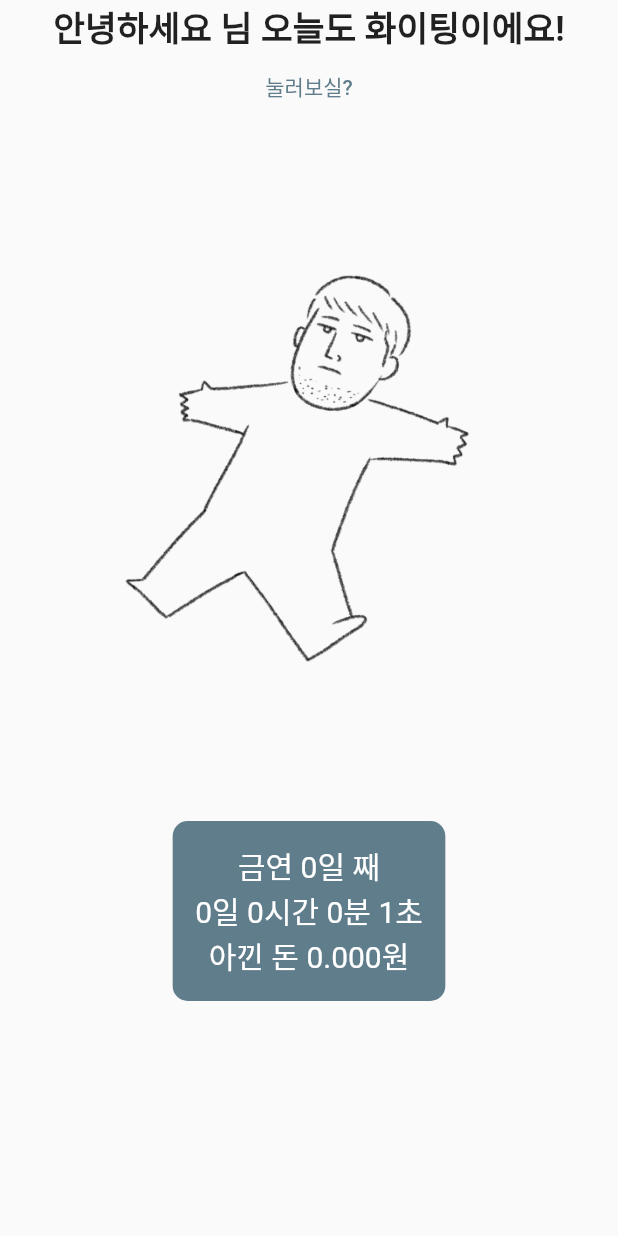
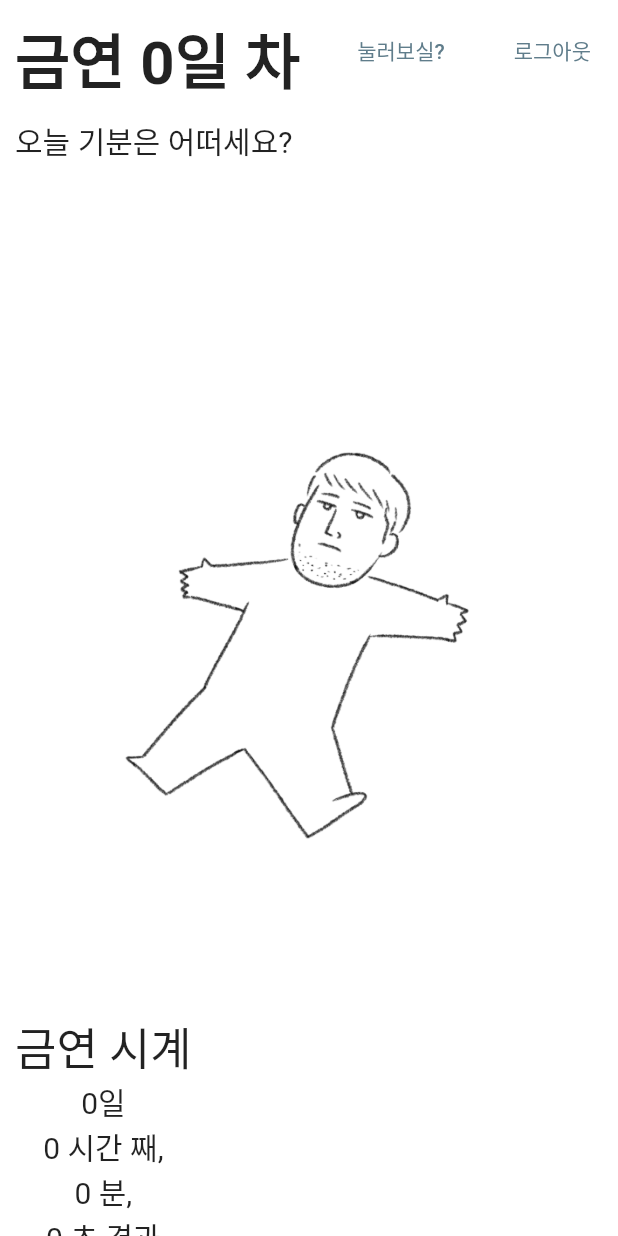
Before and after one commit to minjun-P/stop_smoking, a Flutter app: the CharacterPage screen opened directly, on a phone screen of 412 x 824 dp. Run offline on Flutter 3.47's test engine with Material 2 defaults, Android fonts, the phone set to English and light mode, and no system bars; our stand-ins replace cloud_firestore, firebase_core, get, hive, hive_flutter; missing offline and left inert: flutter_vibrate; accounts and stored records are empty; Roboto replaces fonts that are missing (Kangwon).

Commit message:
이것은 어제의 수정을 정리해 우선 커밋하는 것이다!

```diff
--- /dev/null
+++ b/lib/models/time_data.dart
@@ -0,0 +1,29 @@
+class TimeData {
+  int days;
+  int hours;
+  int minutes;
+  int seconds;
+  int accumSeconds;
+  int dayPlus;
+  TimeData(
+      {required this.days,
+      required this.hours,
+      required this.minutes,
+      required this.seconds,
+      required this.accumSeconds,
+      required this.dayPlus});
+  // ? 팩토리 패턴, 이렇게 쓰는게 맞는지 몰겠네.
+  factory TimeData.fromJson(Map json) {
+    return TimeData(
+        days: json['days'],
+        hours: json['hours'],
+        minutes: json['minutes'],
+        seconds: json['seconds'],
+        accumSeconds: json['accumSeconds'],
+        dayPlus: json['dayPlus']);
+  }
+  factory TimeData.initilize() {
+    return TimeData(
+        days: 0, hours: 0, minutes: 0, seconds: 0, accumSeconds: 0, dayPlus: 0);
+  }
+}
--- /dev/null
+++ b/lib/models/user.dart
@@ -0,0 +1,46 @@
+import 'package:cloud_firestore/cloud_firestore.dart';
+import 'package:hive/hive.dart';
+
+part 'user.g.dart';
+
+@HiveType(typeId: 0)
+class User extends HiveObject {
+  @HiveField(0)
+  String name;
+  @HiveField(1)
+  String password;
+  @HiveField(2)
+  String smokingNum;
+  @HiveField(3)
+  DateTime createdAt;
+  @HiveField(4)
+  String id;
+
+  User(
+      {required this.name,
+      required this.password,
+      required this.smokingNum,
+      required this.createdAt,
+      required this.id});
+
+  Map<String, dynamic> toJson() {
+    return {
+      'name': name,
+      'password': password,
+      'smokingNum': smokingNum,
+      'createdAt': createdAt
+    };
+  }
+
+  @override
+  String toString() => 'User 객체 - name:$name';
+
+  factory User.fromJson(String id, Map data) {
+    return User(
+        name: data['name'],
+        password: data['password'],
+        smokingNum: data['smokingNum'],
+        createdAt: (data['createdAt'] as Timestamp).toDate(),
+        id: id);
+  }
+}
--- a/lib/pages/character_page.dart
+++ b/lib/pages/character_page.dart
@@ -1,58 +1,76 @@
-import 'package:cloud_firestore/cloud_firestore.dart';
 import 'package:flutter/material.dart';
-import 'package:flutter/services.dart';
 import 'package:get/get.dart';
 import 'package:hive/hive.dart';
-import 'package:stop_smoking/pages/components/clock.dart';
+import 'package:stop_smoking/main_controller.dart';
 import 'package:stop_smoking/pages/game_page.dart';
 
-class CharacterPage extends StatelessWidget {
+import 'components/clock.dart';
+import 'components/clock_controller.dart';
+
+class CharacterPage extends GetView<MainController> {
   const CharacterPage({Key? key}) : super(key: key);
 
   @override
   Widget build(BuildContext context) {
     return SafeArea(
       child: Scaffold(
-          body: Center(
+        backgroundColor: Colors.white,
+        body: CustomScrollView(
+          slivers: [
+            SliverAppBar(
+                backgroundColor: Colors.white,
+                expandedHeight: 200,
+                elevation: 20,
+                flexibleSpace: FlexibleSpaceBar(
+                  background: Padding(
+                    padding: const EdgeInsets.all(10),
                     child: Column(
+                      crossAxisAlignment: CrossAxisAlignment.start,
                       children: [
-                FutureBuilder<DocumentSnapshot<Map<String,dynamic>>>(
-                  future: FirebaseFirestore.instance.collection('users').doc(Hive.box('loginData').get('key')).get(),
-                  builder: (context, snapshot){
-                    if (snapshot.hasError){
-                      return Text('Errors');
-                    }
-                    if (snapshot.connectionState==ConnectionState.waiting){
-                      return CircularProgressIndicator(color: Colors.black,);
-                    }
-                    var data = snapshot.data!.data();
-                    return Text('안녕하세요 ${data!['name']}님 오늘도 화이팅이에요!',style: TextStyle(fontSize: 23,fontWeight: FontWeight.bold),);
+                        Row(
+                          crossAxisAlignment: CrossAxisAlignment.start,
+                          mainAxisAlignment: MainAxisAlignment.spaceBetween,
+                          children: [
+                            Obx(
+                              () => Text(
+                                '금연 ${ClockController.to.getDayPlus}일 차',
+                                style: const TextStyle(
+                                    fontSize: 40, fontWeight: FontWeight.bold),
+                              ),
+                            ),
+                            TextButton(
+                              child: const Text('눌러보실?'),
+                              onPressed: () {
+                                Get.to(() => const GamePage());
                               },
                             ),
                             TextButton(
-                  child: Text('눌러보실?'),
-                  onPressed: (){
-                    Get.to(()=>GamePage());
+                              child: const Text('로그아웃'),
+                              onPressed: () {
+                                Get.offAllNamed('/signup');
+                                Hive.box('loginData').delete('key');
                               },
-                ),
-                Image.asset('assets/character.png'),
-                FutureBuilder<DocumentSnapshot<Map<String,dynamic>>>(
-                  future: FirebaseFirestore.instance.collection('users').doc(Hive.box('loginData').get('key')).get(),
-                  builder: (context, snapshot){
-                    if (snapshot.hasError){
-                      return Text('Errors');
-                    }
-                    if (snapshot.connectionState==ConnectionState.waiting){
-                      return CircularProgressIndicator(color: Colors.black,);
-                    }
-                    var data = snapshot.data!.data();
-                    Timestamp timestamp = data!['createdAt'] as Timestamp;
-                    DateTime dateTime = timestamp.toDate();
-                    return Clock(dateTime: dateTime,smokingTimes: int.parse(data['smokingNum']),);
-                  },
-                ),
+                            )
                           ],
                         ),
+                        const SizedBox(
+                          height: 10,
+                        ),
+                        const Text('오늘 기분은 어떠세요?')
+                      ],
+                    ),
+                  ),
+                )),
+            SliverToBoxAdapter(
+              child: Column(
+                crossAxisAlignment: CrossAxisAlignment.start,
+                children: [
+                  Image.asset('assets/character.png'),
+                  const Clock(),
+                ],
+              ),
+            )
+          ],
         ),
       ),
     );
--- a/lib/pages/components/clock.dart
+++ b/lib/pages/components/clock.dart
@@ -1,59 +1,28 @@
-import 'dart:async';
+import 'package:flutter/material.dart';
+import 'package:stop_smoking/pages/components/clock_controller.dart';
+import 'package:get/get.dart';
 
-import 'package:flutter/material.dart';
-
-class Clock extends StatefulWidget {
-  final DateTime dateTime;
-  final int smokingTimes;
-  const Clock({
-    Key? key,
-    required this.dateTime,
-    required this.smokingTimes
-  }) : super(key: key);
-
-  @override
-  _ClockState createState() => _ClockState();
-}
-
-class _ClockState extends State<Clock> {
-
-  DateTime _now = DateTime.now();
-
-  @override
-  void initState() {
-    // TODO: implement initState
-    Timer.periodic(Duration(seconds: 1), (v) {
-      setState(() {
-        _now = DateTime.now(); // or BinaryTime see next step
-      });
-    });
-
-    super.initState();
-  }
+class Clock extends GetView<ClockController> {
+  const Clock({Key? key}) : super(key: key);
 
   @override
   Widget build(BuildContext context) {
-    int days = Duration(seconds: _now.difference(widget.dateTime).inSeconds).inDays;
-    int hours = Duration(seconds: _now.difference(widget.dateTime).inSeconds).inHours%24;
-    int minutes = Duration(seconds: _now.difference(widget.dateTime).inSeconds).inMinutes%60;
-    int seconds = Duration(seconds: _now.difference(widget.dateTime).inSeconds).inSeconds%60;
-    int cumulatedSeconds = Duration(seconds: _now.difference(widget.dateTime).inSeconds).inSeconds;
-    double savingMoney = widget.smokingTimes*225/86400*cumulatedSeconds;
-    TextStyle textStyle = const TextStyle(color: Colors.white);
-
-    return Container(
-      padding: EdgeInsets.all(15),
-      decoration: BoxDecoration(
-          borderRadius: BorderRadius.circular(10),
-          color: Colors.blueGrey
-      ),
-      child: Column(
-        mainAxisSize: MainAxisSize.min,
-        children: [
-          Text('금연 $days일 째',style: textStyle,),
-          Text('$days일 $hours시간 $minutes분 $seconds초',style: textStyle,),
-          Text('아낀 돈 ${savingMoney.toStringAsFixed(3)}원',style: textStyle,)
-        ],
+    return Obx(
+      () => Container(
+        decoration: BoxDecoration(borderRadius: BorderRadius.circular(10)),
+        padding: const EdgeInsets.all(10),
+        child: Column(
+          children: [
+            const Text(
+              '금연 시계',
+              style: TextStyle(fontSize: 30),
+            ),
+            Text('${controller.getDays}일'),
+            Text('${controller.getHours} 시간 째,'),
+            Text('${controller.getMinutes} 분,'),
+            Text('${controller.getSeconds} 초 경과')
+          ],
+        ),
       ),
     );
   }
--- /dev/null
+++ b/lib/pages/components/clock_controller.dart
@@ -0,0 +1,59 @@
+import 'dart:async';
+import 'package:get/get.dart';
+import 'package:hive/hive.dart';
+import 'package:stop_smoking/models/time_data.dart';
+import 'package:stop_smoking/models/user.dart';
+
+class ClockController extends GetxController {
+  static ClockController get to => Get.find<ClockController>();
+
+  // * 반응형 변수 선언
+  var timeData = TimeData.initilize().obs;
+  // 주요 쓰이는 변수 getter
+  String get getDays => timeData.value.days.toString();
+  String get getHours => timeData.value.hours.toString();
+  String get getMinutes => timeData.value.minutes.toString();
+  String get getSeconds => timeData.value.seconds.toString();
+
+  String get getDayPlus => timeData.value.dayPlus.toString();
+  // timeData 만들기
+  TimeData getTimeMap() {
+    // 계정 정보
+    User user = Hive.box('loginData').get('key');
+    Duration diff =
+        Duration(seconds: DateTime.now().difference(user.createdAt).inSeconds);
+    int days = diff.inDays;
+    int hours = diff.inHours % 24;
+    int minutes = diff.inMinutes % 60;
+    int seconds = diff.inSeconds % 60;
+    int accumSeconds = diff.inSeconds;
+
+    // * d + day 처리하기
+    int dayPlus = putDayPlus(user.createdAt);
+
+    return TimeData(
+        days: days,
+        hours: hours,
+        minutes: minutes,
+        seconds: seconds,
+        accumSeconds: accumSeconds,
+        dayPlus: dayPlus);
+  }
+
+  int putDayPlus(DateTime userDate) {
+    DateTime tempDate =
+        DateTime(userDate.year, userDate.month, userDate.day, 23, 59);
+
+    int dayPlus = DateTime.now().difference(tempDate).inDays + 1;
+    return dayPlus;
+  }
+
+  @override
+  void onInit() {
+    // * 1초마다 now  반응형 변수 업데이트
+    Timer.periodic(const Duration(seconds: 1), (timer) {
+      timeData.value = getTimeMap();
+    });
+    super.onInit();
+  }
+}
```
Also changed, not shown: lib/main.dart (+26 -19 lines), lib/main_controller.dart (+9 -0 lines), lib/pages/login_controller.dart (added, +42 -0 lines), lib/pages/login_page.dart (added, +75 -0 lines), lib/pages/signup_controller.dart (+28 -5 lines), lib/pages/signup_page.dart (+50 -54 lines), lib/models/user.g.dart (added), 6 other files. Lines whose indentation alone changed are shown as unchanged.
